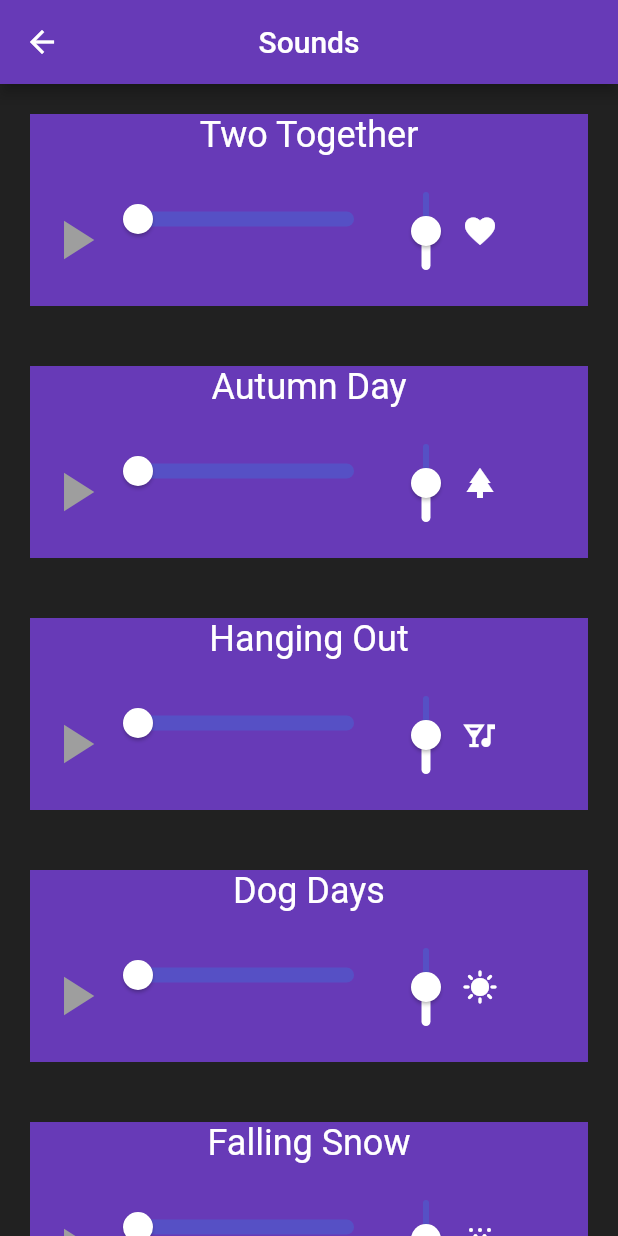
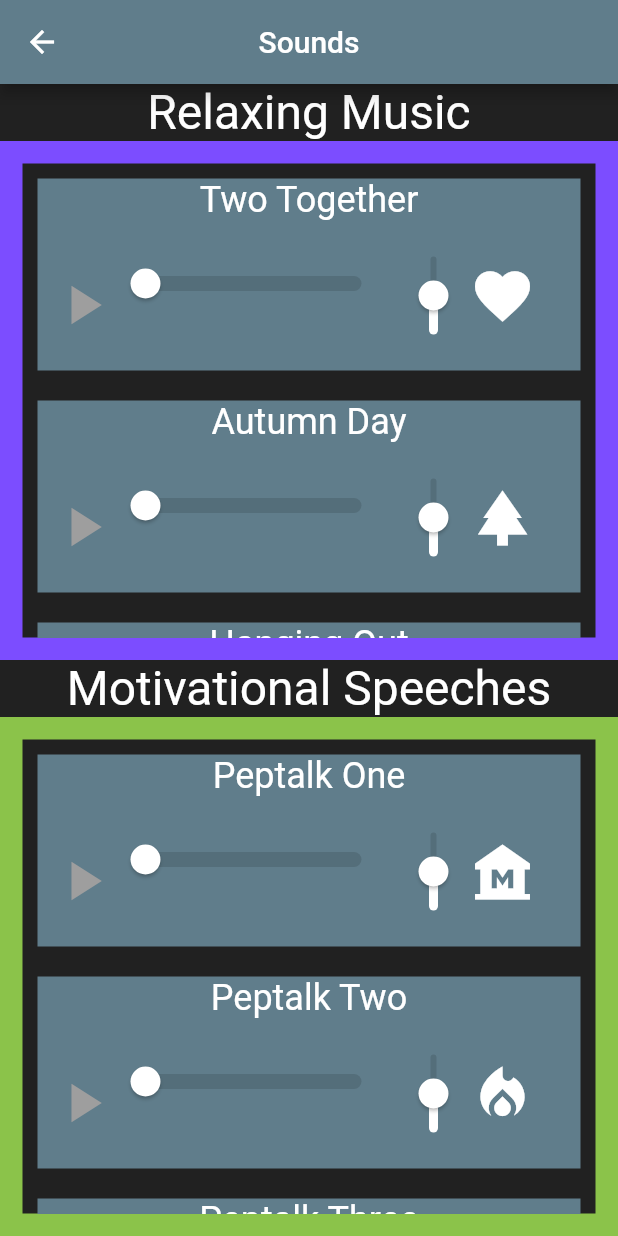
Before and after one commit to JayNordy/csfinalproject, a Flutter app: the SoundsPage screen opened directly, on a phone screen of 412 x 824 dp. Run offline on Flutter 3.47's test engine with Material 2 defaults, Android fonts, the phone set to English and light mode, and no system bars; our stand-ins replace audioplayers, flutter_rating_bar.

Commit message:
sounds page now completely done
part 2 of previous commit.

speeches now have icons, cute borders added, all features now implimented and I am now done with all my duties

```diff
--- a/lib/main.dart
+++ b/lib/main.dart
@@ -157,7 +157,7 @@ class MyApp extends StatelessWidget {
                               child: ElevatedButton(
                                 style: ElevatedButton.styleFrom(
                                     primary: Colors.green.shade700),
-                                child: const Text('Soothing Sounds'),
+                                child: const Text('Music & Motivational Speeches'),
                                 onPressed: () {
                                   Navigator.push(
                                       context,
--- a/lib/pages/sound_page.dart
+++ b/lib/pages/sound_page.dart
@@ -76,14 +76,15 @@ class _SoundsPageState extends State<SoundsPage> {
     players.add(WidgetAudioPlayer("Lobby Time", "lobbyTime.mp3", Icon(Icons.hotel, color: Colors.white,)));
     players.add(WidgetAudioPlayer("Feelin' Good", "feelinGood.mp3", Icon(Icons.face, color: Colors.white,)));
     players.add(WidgetAudioPlayer("Daydreaming Dragonflies", "dragonfly.mp3", Icon(Icons.bug_report, color: Colors.white )));
-    players.add(WidgetAudioPlayer("Peptalk One", "pep1.mp3", Icon(Icons.groups, color: Colors.white )));
-    players.add(WidgetAudioPlayer("Peptalk Two", "pep2.mp3", Icon(Icons.groups, color: Colors.white )));
-    players.add(WidgetAudioPlayer("Peptalk Three", "pep3.mp3", Icon(Icons.groups, color: Colors.white )));
-    players.add(WidgetAudioPlayer("Peptalk Four", "pep4.mp3", Icon(Icons.groups, color: Colors.white )));
-    players.add(WidgetAudioPlayer("Peptalk Five", "pep5.mp3", Icon(Icons.groups, color: Colors.white )));
-    players.add(WidgetAudioPlayer("Peptalk Six", "pep6.mp3", Icon(Icons.groups, color: Colors.white )));
-    players.add(WidgetAudioPlayer("Peptalk Seven", "pep7.mp3", Icon(Icons.groups, color: Colors.white )));
-    players.add(WidgetAudioPlayer("Peptalk Eight", "pep8.mp3", Icon(Icons.groups, color: Colors.white )));
+
+    players.add(WidgetAudioPlayer("Peptalk One", "pep1.mp3", Icon(Icons.museum, color: Colors.white )));
+    players.add(WidgetAudioPlayer("Peptalk Two", "pep2.mp3", Icon(Icons.local_fire_department, color: Colors.white )));
+    players.add(WidgetAudioPlayer("Peptalk Three", "pep3.mp3", Icon(Icons.access_time, color: Colors.white )));
+    players.add(WidgetAudioPlayer("Peptalk Four", "pep4.mp3", Icon(Icons.hotel, color: Colors.white )));
+    players.add(WidgetAudioPlayer("Peptalk Five", "pep5.mp3", Icon(Icons.wb_twilight, color: Colors.white )));
+    players.add(WidgetAudioPlayer("Peptalk Six", "pep6.mp3", Icon(Icons.stairs, color: Colors.white )));
+    players.add(WidgetAudioPlayer("Peptalk Seven", "pep7.mp3", Icon(Icons.local_hospital, color: Colors.white )));
+    players.add(WidgetAudioPlayer("Peptalk Eight", "pep8.mp3", Icon(Icons.directions_run, color: Colors.white )));
 
 
     update();
@@ -98,6 +99,7 @@ class _SoundsPageState extends State<SoundsPage> {
     {
       players[i].player.stop();
       players[i].needsUpdating = false;
+      players[i].player.release();
     }
     players = [];
   }
@@ -114,15 +116,28 @@ class _SoundsPageState extends State<SoundsPage> {
             appBar: AppBar(
               title: Text("Sounds"),
               centerTitle: true,
-              backgroundColor: Colors.deepPurple,
+              backgroundColor: Colors.blueGrey,
             ),
             backgroundColor: Colors.grey.shade900,
             body: Center(
               child: Column(
                 children: <Widget>[
+                  Text("Relaxing Music", style: TextStyle(color: Colors.white, fontSize: 32),),
                   Expanded(
-                    child: ListView(
-                      children: displayables,
+                    child: Container(
+                      decoration: BoxDecoration(border: Border.all(color: Colors.deepPurpleAccent, width: 15)),
+                      child: ListView(
+                        children: displayables.sublist(0,7),
+                      ),
+                    ),
+                  ),
+                  Text("Motivational Speeches", style: TextStyle(color: Colors.white, fontSize: 32),),
+                  Expanded(
+                    child: Container(
+                      decoration: BoxDecoration(border: Border.all(color: Colors.lightGreen, width: 15)),
+                      child: ListView(
+                        children: displayables.sublist(8),
+                      ),
                     ),
                   ),
                 ],
--- a/lib/utils/widgetaudioplayer.dart
+++ b/lib/utils/widgetaudioplayer.dart
@@ -27,7 +27,8 @@ class WidgetAudioPlayer
     isPlaying = false;
     volume = 0.5;
 
-    labelIcon = LabelIcon;
+    labelIcon = Icon(LabelIcon.icon, color: LabelIcon.color, size: 44,);
+
 
 
     player.setReleaseMode(ReleaseMode.loop);
@@ -115,9 +116,9 @@ class WidgetAudioPlayer
   Widget toWidget()
   {
     return Padding(
-        padding: EdgeInsets.all(20),
+        padding: EdgeInsets.all(10),
         child: Center( child: Container(
-          color: Colors.deepPurple,
+          color: Colors.blueGrey,
           child: Center(
             child:Column(
               mainAxisAlignment: MainAxisAlignment.center,
@@ -135,6 +136,7 @@ class WidgetAudioPlayer
                               thumbColor: Colors.white,
                               activeTrackColor: Colors.white,
                               trackHeight: 10.0,
+                              inactiveTrackColor: Colors.black12,
                           ),
                               child: Slider(
                                 value: progress, onChanged: userSeek, min: 0, max: 1, label: seekLabel,)
@@ -148,7 +150,7 @@ class WidgetAudioPlayer
                           SliderTheme(data: SliderThemeData(
                               thumbColor: Colors.white,
                               activeTrackColor: Colors.white,
-
+                              inactiveTrackColor: Colors.black12,
                           ),
                               child: Slider(
                                 value: volume, onChanged: updateVolume, min: 0, max: 1, label: volume.toString(), )
```
